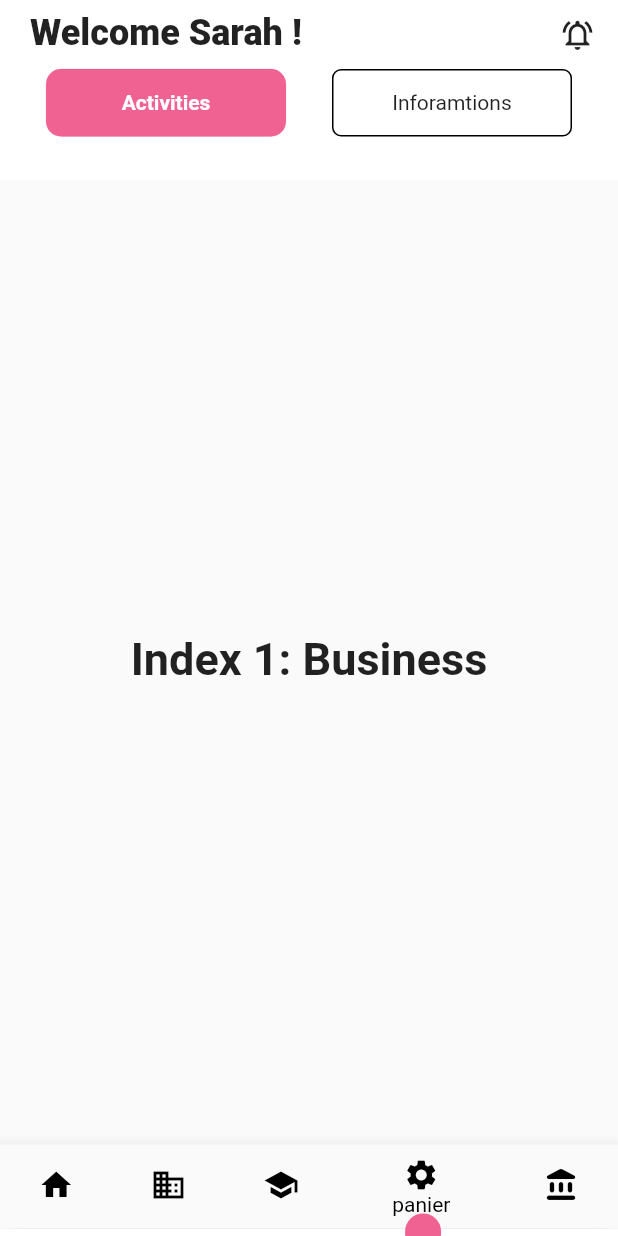
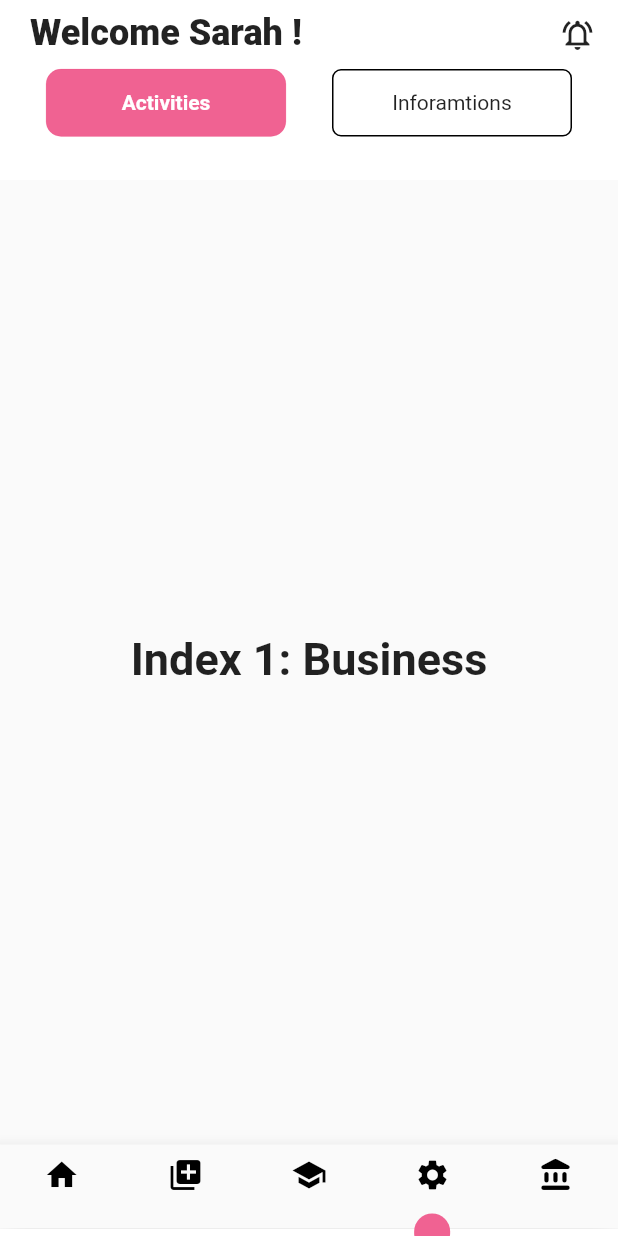
Before and after one commit to akrem100/BabyBrains, a Flutter app: the screen it shows after launch, item 4 of the bottom bar chosen, on a phone screen of 412 x 824 dp. Run offline on Flutter 3.47's test engine with Material 2 defaults, Android fonts, the phone set to English and light mode, and no system bars; our stand-ins replace dotted_line, flare_flutter, flutter_svg, google_fonts, timeline_tile, timelines.

Commit message:
first commit

```diff
--- a/lib/constant.dart
+++ b/lib/constant.dart
@@ -3,15 +3,15 @@ import 'package:flutter/material.dart';
 double? add(index) {
   double a;
   if (index == 0) {
-    return a = -0.77;
+    return a = -0.83;
   } else if (index == 1) {
-    return a = -0.38;
+    return a = -0.42;
   } else if (index == 2) {
     return a = -0.01;
   } else if (index == 3) {
-    return a = 0.37;
+    return a = 0.4;
   } else if (index == 4) {
-    return a = 0.74;
+    return a = 0.8;
   } else
     return null;
 }
--- a/lib/fragment/framgment.dart
+++ b/lib/fragment/framgment.dart
@@ -1,5 +1,6 @@
 import 'package:flutter/material.dart';
-
+import 'package:flare_flutter/flare.dart';
+import 'package:flare_flutter/flare_actor.dart';
 import '../biblio/biblio_screen.dart';
 import '../components/dot_anim.dart';
 import '../home/home_screen.dart';
@@ -149,47 +150,50 @@ class _MyHomePageState extends State<MyHomePage> with TickerProviderStateMixin {
           mainAxisAlignment: MainAxisAlignment.end,
           children: [
             BottomNavigationBar(
+                type: BottomNavigationBarType.fixed,
                 items: const <BottomNavigationBarItem>[
                   BottomNavigationBarItem(
                     icon: Icon(
                       Icons.home,
                       color: Colors.black,
                     ),
-                  label: 'cart',
+                    label: ' ',
                   ),
                   BottomNavigationBarItem(
+                    backgroundColor: Colors.yellow,
                     icon: Icon(
-                    Icons.business,
+                      Icons.library_add,
                       color: Colors.black,
                     ),
-                  label: 'formule',
+                    label: ' ',
                   ),
                   BottomNavigationBarItem(
                     icon: Icon(
                       Icons.school,
                       color: Colors.black,
                     ),
-                  label: 'promotion',
+                    label: ' ',
                   ),
                   BottomNavigationBarItem(
                     icon: Icon(
                       Icons.settings,
                       color: Colors.black,
                     ),
-                  label: 'panier',
+                    label: ' ',
                   ),
                   BottomNavigationBarItem(
                     icon: Icon(
                       Icons.account_balance_rounded,
                       color: Colors.black,
                     ),
-                  label: 'panier',
+                    label: ' ',
                   ),
                 ],
                 currentIndex: _selectedIndex,
-              selectedItemColor: Colors.black,
                 onTap: _onItemTapped,
-            ),
+                selectedIconTheme: IconThemeData(
+                  color: Colors.yellow,
+                )),
             Dot_anim(
                 ccontroller: ccontroller,
                 sizeAnimation: sizeAnimation,
--- a/pubspec.yaml
+++ b/pubspec.yaml
@@ -47,6 +47,8 @@ dependencies:
   dotted_line: ^3.1.0
   intl: ^0.17.0
   auto_route: ^3.2.2
+  animate_icons: ^2.0.0
+  flare_loading: ^3.0.0
 
 dev_dependencies:
   flutter_test:
```
Also changed, not shown: pubspec.lock. Lines whose indentation alone changed are shown as unchanged.
